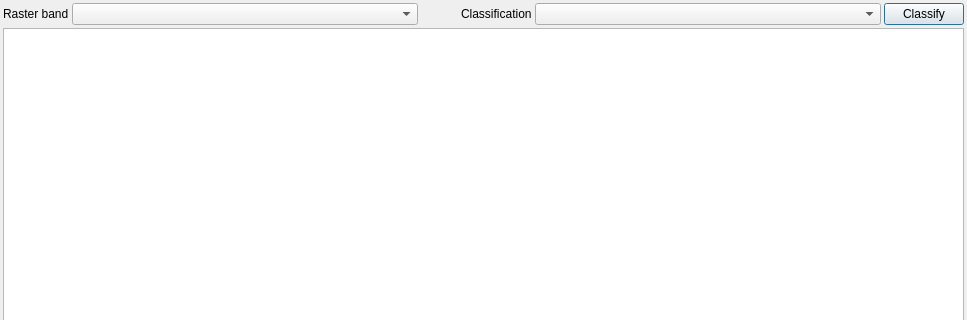
noaa-ocs-hydrography/qgis-raster-attribute-table-plugin, file dialogs/Ui_RasterAttributeTableDialog.ui: the form before one commit; both pictures show x 0 to 967 and y 0 to 320 of the 967 by 489 pixel window.
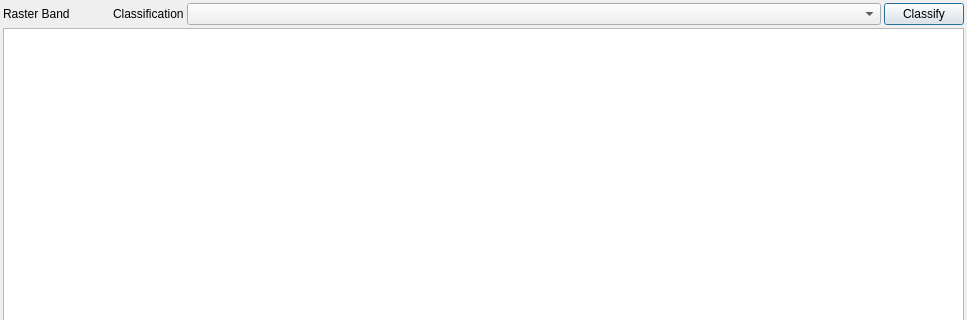
The form after the commit.

Commit message: Fix RAT on bands different than first

The edit to the form file:
```diff
--- a/dialogs/Ui_RasterAttributeTableDialog.ui
+++ b/dialogs/Ui_RasterAttributeTableDialog.ui
@@ -30,17 +30,14 @@
     <number>3</number>
    </property>
    <item>
-    <layout class="QHBoxLayout" name="horizontalLayout_2" stretch="0,1,0,0,1,0">
+    <layout class="QHBoxLayout" name="horizontalLayout_2" stretch="0,0,0,1,0">
      <item>
       <widget class="QLabel" name="label">
        <property name="text">
-        <string>Raster band</string>
+        <string>Raster Band</string>
        </property>
       </widget>
      </item>
-     <item>
-      <widget class="QComboBox" name="mRasterBandsComboBox"/>
-     </item>
      <item>
       <spacer name="horizontalSpacer_2">
        <property name="orientation">
```
Left out of the diff: 4 changed lines with no effect on the pictures. The commit also changes 2 other files.
